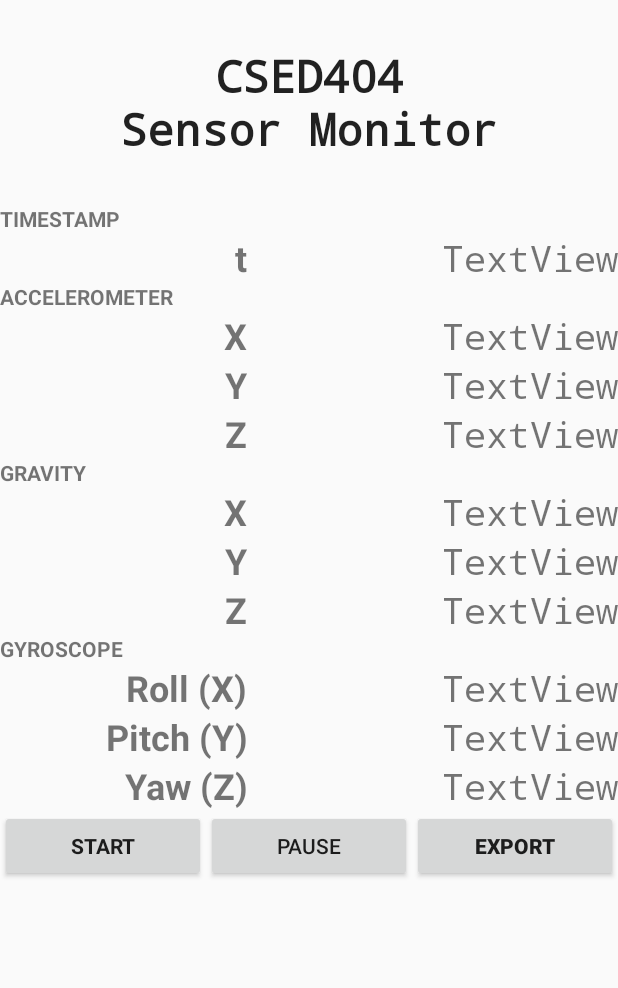
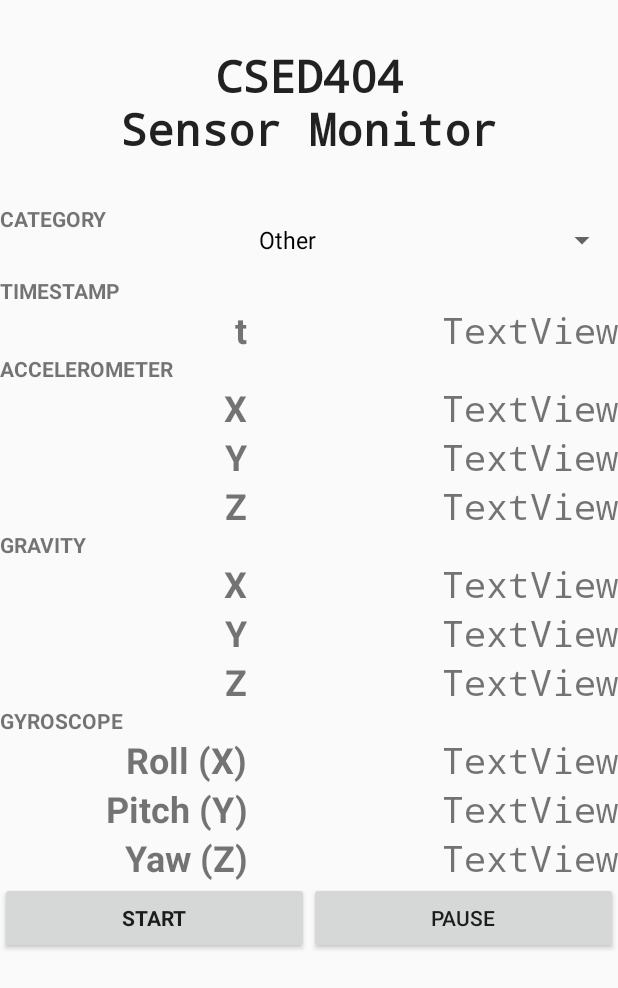
Before and after one commit to Aplace0927/CSED404-Mobile-Ubiquitous-Computing, an Android app built with Jetpack Compose: the screen it shows after launch (MainActivity), on a phone screen of 412 x 824 dp. Shown: the top 988 px of the screen. Run offline under Robolectric (Android 15) with nearby library versions, the phone set to English and light mode, and no system bars; 3 statements that could not run were skipped.

Commit message:
feat(spinner): add spinner to choose action category

```diff
--- a/HW1/app/src/main/java/com/csed433/hw1/MainActivity.kt
+++ b/HW1/app/src/main/java/com/csed433/hw1/MainActivity.kt
@@ -9,7 +9,11 @@ import android.hardware.SensorEventListener
 import android.os.Environment
 import android.os.Handler
 import android.os.HandlerThread
+import android.view.View
+import android.widget.AdapterView
+import android.widget.ArrayAdapter
 import android.widget.Button
+import android.widget.Spinner
 import android.widget.TextView
 import java.io.File
 import java.io.FileOutputStream
@@ -37,6 +41,7 @@ class MainActivity : ComponentActivity() {
     private lateinit var wAcclFile: File
     private lateinit var wAcclOutputStream: FileOutputStream
 
+    private var actionCategoryID = 0
     private var timestamp = 0L
     private var xGyro = 0.0f
     private var yGyro = 0.0f
@@ -61,6 +66,23 @@ class MainActivity : ComponentActivity() {
         mWorkerThread = HandlerThread("Worker Thread")
         mWorkerThread.start()
         mHandlerWorker = Handler(mWorkerThread.looper)
+
+        val spinnerActionSelect = findViewById<Spinner>(R.id.action_category_spinner)
+        spinnerActionSelect.adapter = ArrayAdapter(this, android.R.layout.simple_spinner_dropdown_item, resources.getStringArray(R.array.action_category))
+        spinnerActionSelect.onItemSelectedListener = object: AdapterView.OnItemSelectedListener{
+            override fun onItemSelected(
+                parent: AdapterView<*>?,
+                view: View?,
+                position: Int,
+                id: Long
+            ) {
+                actionCategoryID = position
+            }
+
+            override fun onNothingSelected(parent: AdapterView<*>?) {
+                actionCategoryID = 0
+            }
+        }
 
         val btnStartStop = findViewById<Button>(R.id.start_stop_btn)
         val btnPauseResume = findViewById<Button>(R.id.pause_resume_btn)
@@ -125,7 +147,6 @@ class MainActivity : ComponentActivity() {
                 else {
                     btnPauseResume.setText("RESUME")
                 }
-
             }
         }
     }
@@ -147,7 +168,7 @@ class MainActivity : ComponentActivity() {
                         updateTextViewValue(R.id.accel_z_value_text, zAccl)
                     }
                     if (mLogging) {
-                        wAcclOutputStream.write("%d, %.9e, %.9e, %.9e\n".format(timestamp, xAccl, yAccl, zAccl).toByteArray())
+                        wAcclOutputStream.write("%d, %d, %.9e, %.9e, %.9e\n".format(timestamp, actionCategoryID, xAccl, yAccl, zAccl).toByteArray())
                     }
                 }
                 if (event?.sensor?.type == Sensor.TYPE_GRAVITY) {
@@ -162,7 +183,7 @@ class MainActivity : ComponentActivity() {
                         updateTextViewValue(R.id.gravity_z_value_text, zGrav)
                     }
                     if (mLogging) {
-                        wGravOutputStream.write("%d, %.9e, %.9e, %.9e\n".format(timestamp, xGrav, yGrav, zGrav).toByteArray())
+                        wGravOutputStream.write("%d, %d, %.9e, %.9e, %.9e\n".format(timestamp, actionCategoryID, xGrav, yGrav, zGrav).toByteArray())
                     }
                 }
                 if (event?.sensor?.type == Sensor.TYPE_GYROSCOPE) {
@@ -177,7 +198,7 @@ class MainActivity : ComponentActivity() {
                         updateTextViewValue(R.id.gyro_z_value_text, zGyro)
                     }
                     if (mLogging) {
-                        wGyroOutputStream.write("%d, %.9e, %.9e, %.9e\n".format(timestamp, xGyro, yGyro, zGyro).toByteArray())
+                        wGyroOutputStream.write("%d, %d, %.9e, %.9e, %.9e\n".format(timestamp, actionCategoryID, xGyro, yGyro, zGyro).toByteArray())
                     }
                 }
             }
--- a/HW1/app/src/main/res/layout/activity_main.xml
+++ b/HW1/app/src/main/res/layout/activity_main.xml
@@ -15,6 +15,37 @@
         android:textAppearance="@android:style/TextAppearance.Material.Large"
         android:textSize="30sp"
         android:textStyle="bold" />
+
+    <TableLayout
+        android:layout_width="match_parent"
+        android:layout_height="wrap_content">
+
+        <TableRow
+            android:layout_width="match_parent"
+            android:layout_height="match_parent">
+
+            <TextView
+                android:id="@+id/category_spinner_text"
+                android:layout_width="0dp"
+                android:layout_height="match_parent"
+                android:layout_weight=".40"
+                android:fontFamily="sans-serif"
+                android:text="CATEGORY"
+                android:textAlignment="textStart"
+                android:textSize="14sp"
+                android:textStyle="bold" />
+
+            <Spinner
+                android:id="@+id/action_category_spinner"
+                android:layout_width="0dp"
+                android:layout_height="match_parent"
+                android:layout_weight=".60"
+                android:textAlignment="textEnd"
+                android:textSize="24sp"
+                android:textStyle="bold" />
+        </TableRow>
+
+    </TableLayout>
 
     <TableLayout
         android:layout_width="match_parent"
@@ -352,6 +383,7 @@
                 android:textSize="24sp" />
 
         </TableRow>
+
     </TableLayout>
 
     <LinearLayout
@@ -375,13 +407,6 @@
             android:layout_weight="1"
             android:text="PAUSE" />
 
-        <Button
-            android:id="@+id/export_btn"
-            android:layout_width="wrap_content"
-            android:layout_height="wrap_content"
-            android:layout_weight="1"
-            android:text="EXPORT"
-            android:textStyle="bold" />
     </LinearLayout>
 
 </LinearLayout>
--- /dev/null
+++ b/HW1/app/src/main/res/values/actioncategory.xml
@@ -0,0 +1,12 @@
+<?xml version="1.0" encoding="utf-8"?>
+<resources>
+    <string-array name="action_category">
+        <item>Other</item>
+        <item>Walking</item>
+        <item>Running</item>
+        <item>Standing</item>
+        <item>Sitting</item>
+        <item>Upstairs</item>
+        <item>Downstairs</item>
+    </string-array>
+</resources>
```
